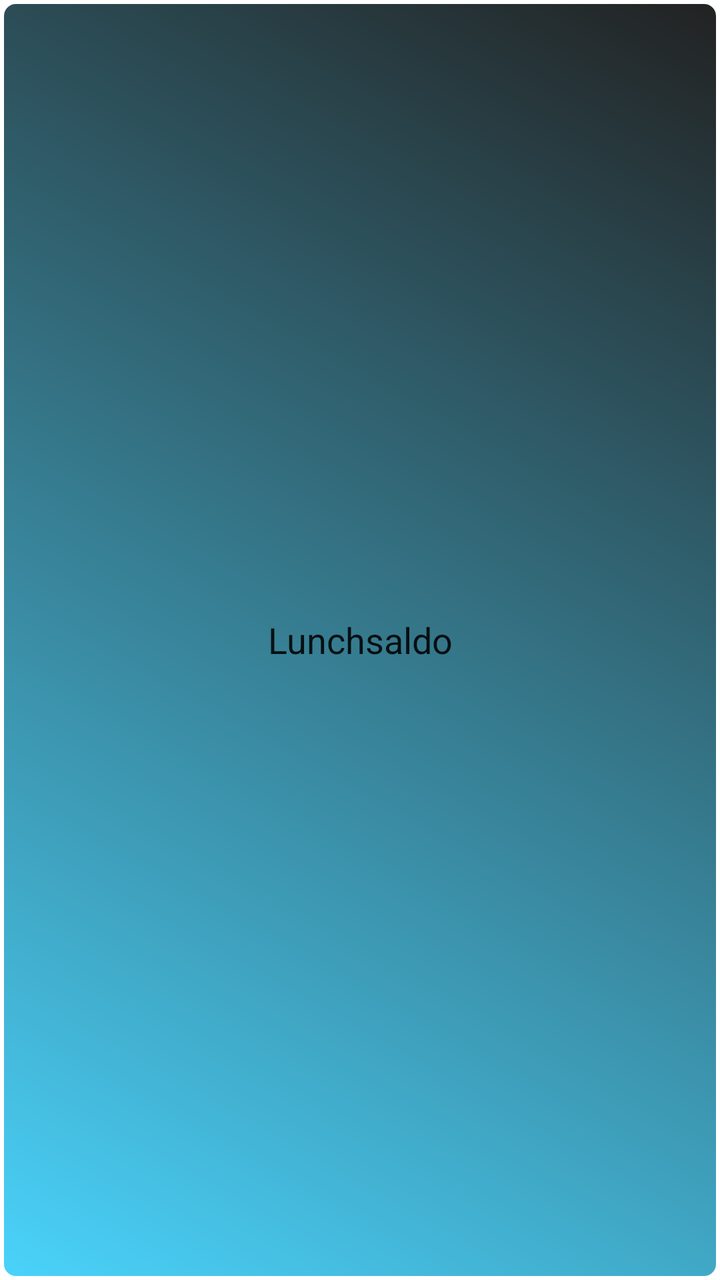
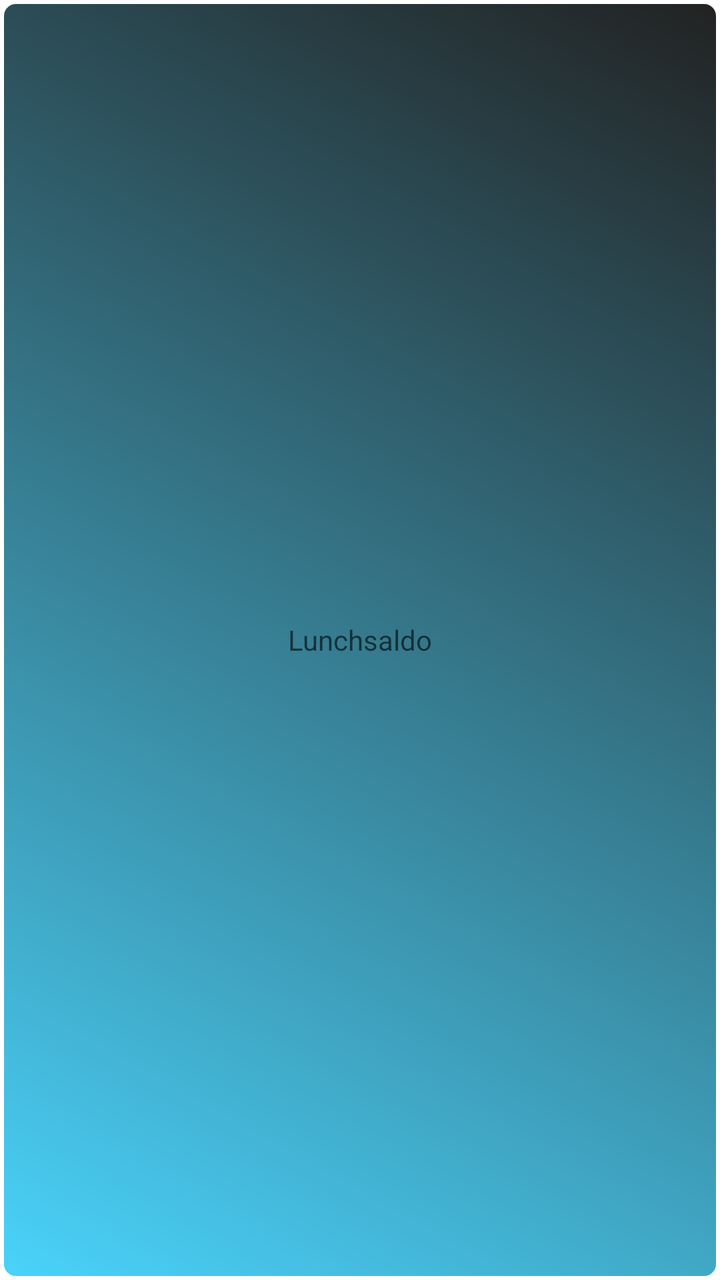

An Android layout rendered at two revisions. The XML below is the earlier revision; the diff shows what the commit changed to produce the second picture.
<!-- AndroidManifest.xml: fallback theme Theme.MaterialComponents.DayNight.NoActionBar -->
<!-- res/layout/widget_layout.xml -->
<?xml version="1.0" encoding="utf-8"?>
<LinearLayout xmlns:android="http://schemas.android.com/apk/res/android"
    android:id="@+id/layout"
    android:layout_width="wrap_content"
    android:layout_height="wrap_content"
    android:layout_margin="8dip"
    android:orientation="vertical"
    android:background="@drawable/myshape">

    <TextView
        android:id="@+id/txt"
        style="@android:style/TextAppearance.Medium"
        android:layout_width="match_parent"
        android:layout_height="match_parent"
        android:layout_gravity="center"
        android:gravity="center_horizontal|center_vertical"
        android:text="@string/widget_header"
        android:layout_margin="4dip">
    </TextView>

    <TextView
        android:id="@+id/widget_card_id"
        style="@android:style/TextAppearance.Medium"
        android:layout_width="match_parent"
        android:layout_height="match_parent"
        android:layout_gravity="center"
        android:gravity="center_horizontal|center_vertical"
        android:layout_margin="4dip">
    </TextView>
    
    <TextView
        android:id="@+id/widget_balance"
        style="@android:style/TextAppearance.Medium"
        android:layout_width="match_parent"
        android:layout_height="match_parent"
        android:layout_gravity="center"
        android:gravity="center_horizontal|center_vertical"
        android:layout_margin="4dip">
    </TextView>
    
       <TextView
        android:id="@+id/widget_lasttopupdate"
        style="@android:style/TextAppearance.Medium"
        android:layout_width="match_parent"
        android:layout_height="match_parent"
        android:layout_gravity="center"
        android:gravity="center_horizontal|center_vertical"
        android:layout_margin="4dip">
    </TextView>

    <TextView
        android:id="@+id/widget_latestupdate"
        style="@android:style/TextAppearance.Small"
        android:layout_width="match_parent"
        android:layout_height="match_parent"
        android:layout_gravity="center"
        android:gravity="center_horizontal|center_vertical"
        android:layout_margin="4dip">
    </TextView>

</LinearLayout>
<!-- resources referenced by this layout -->
<resources>
  <!-- drawable myshape (drawable) -->
  <?xml version="1.0" encoding="UTF-8"?>
  <shape xmlns:android="http://schemas.android.com/apk/res/android"
      android:shape="rectangle" >
  
      <stroke
          android:width="2dp"
          android:color="#FFFFFFFF" />
  
      <gradient
          android:angle="225"
          android:endColor="#DD2ECCFA"
          android:startColor="#DD000000" />
  
      <corners
          android:bottomLeftRadius="7dp"
          android:bottomRightRadius="7dp"
          android:topLeftRadius="7dp"
          android:topRightRadius="7dp" />
  
  </shape>
  <string name="widget_header">Lunchsaldo</string>
</resources>

<!-- the commit's change to res/layout/widget_layout.xml (unified diff, before → after) -->
@@ -3,49 +3,50 @@
     android:id="@+id/layout"
     android:layout_width="wrap_content"
     android:layout_height="wrap_content"
-    android:layout_margin="8dip"
+    android:layout_margin="4dip"
     android:orientation="vertical"
+    android:resizeMode="horizontal"
     android:background="@drawable/myshape">
 
     <TextView
         android:id="@+id/txt"
-        style="@android:style/TextAppearance.Medium"
+        style="@android:style/TextAppearance.Small"
         android:layout_width="match_parent"
         android:layout_height="match_parent"
         android:layout_gravity="center"
         android:gravity="center_horizontal|center_vertical"
         android:text="@string/widget_header"
-        android:layout_margin="4dip">
+        android:layout_margin="2dip">
     </TextView>
 
     <TextView
         android:id="@+id/widget_card_id"
-        style="@android:style/TextAppearance.Medium"
+        style="@android:style/TextAppearance.Small"
         android:layout_width="match_parent"
         android:layout_height="match_parent"
         android:layout_gravity="center"
         android:gravity="center_horizontal|center_vertical"
-        android:layout_margin="4dip">
+        android:layout_margin="2dip">
     </TextView>
     
     <TextView
         android:id="@+id/widget_balance"
-        style="@android:style/TextAppearance.Medium"
+        style="@android:style/TextAppearance.Small"
         android:layout_width="match_parent"
         android:layout_height="match_parent"
         android:layout_gravity="center"
         android:gravity="center_horizontal|center_vertical"
-        android:layout_margin="4dip">
+        android:layout_margin="2dip">
     </TextView>
     
        <TextView
         android:id="@+id/widget_lasttopupdate"
-        style="@android:style/TextAppearance.Medium"
+        style="@android:style/TextAppearance.Small"
         android:layout_width="match_parent"
         android:layout_height="match_parent"
         android:layout_gravity="center"
         android:gravity="center_horizontal|center_vertical"
-        android:layout_margin="4dip">
+        android:layout_margin="2dip">
     </TextView>
 
     <TextView
